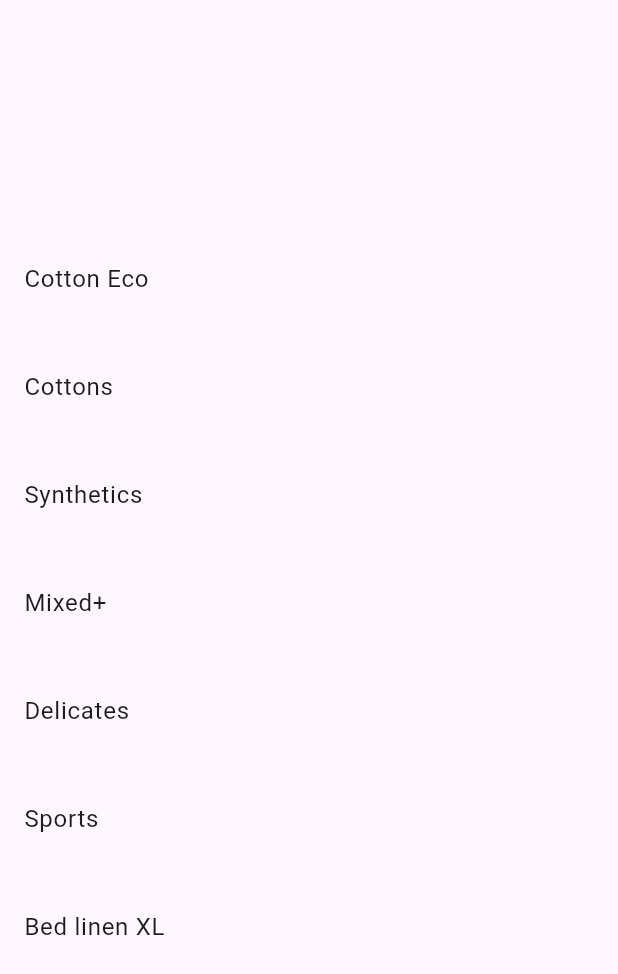
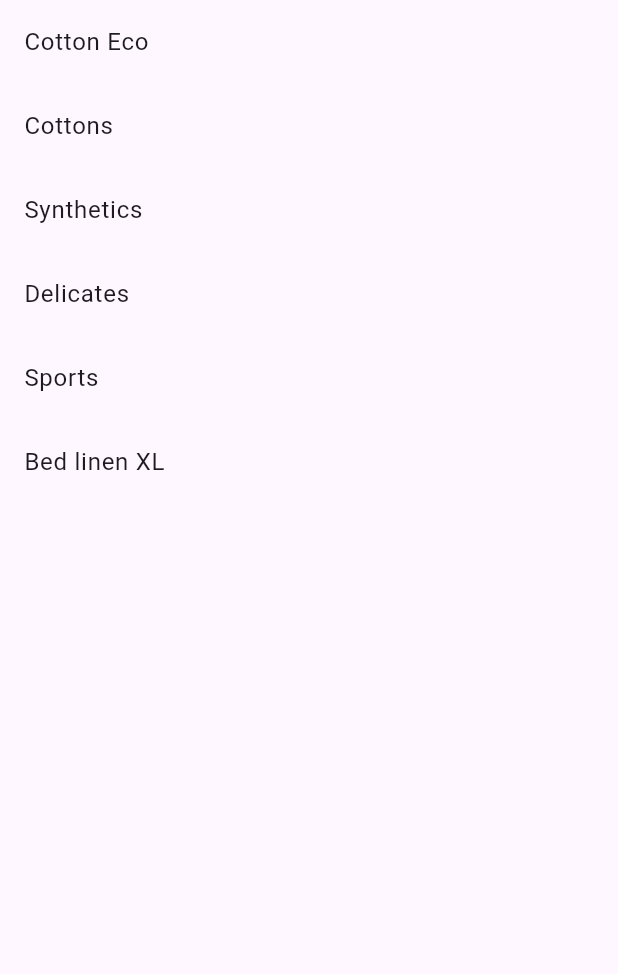
Before and after one commit to ChrysostomouNygren/electrolx, a Flutter app: the screen it shows after launch, on a phone screen of 412 x 824 dp. Shown: the top 974 px of the screen. Run offline on Flutter 3.47's test engine with Material 3 defaults, Android fonts, the phone set to English and light mode, and no system bars.

Commit message:
Changed out some widgets and made an array for the data

```diff
--- a/electrolux/lib/components/SelectableItem.dart
+++ b/electrolux/lib/components/SelectableItem.dart
@@ -20,6 +20,12 @@ bool isChecked = false;
   }
   @override
   Widget build(BuildContext context) {
-    return GestureDetector(onTap: (){_onCheck();}, child: ListTile(title: Text(widget.title), subtitle: isChecked ? Text(widget.subtitle) : const SizedBox.shrink(),));
+    return ListTile(
+      onTap: () {
+        _onCheck();
+      },
+      title: Text(widget.title),
+      subtitle: isChecked ? Text(widget.subtitle) : null,
+    );
   }
 }
--- a/electrolux/lib/main.dart
+++ b/electrolux/lib/main.dart
@@ -26,23 +26,23 @@ class MyHomePage extends StatefulWidget {
 
 class _MyHomePageState extends State<MyHomePage> {
 
+// add img-asset
+  List listItems = [
+    ['Cotton Eco', 'Cupboard-dries cottons with maximum energy saving'],
+    ['Cottons', '100% cotton fabrics'],
+    ['Synthetics', 'For a mix of mostly synthetics fabrics, like polyester, or polyamide.'],
+    ['Delicates', 'Viscose, rayon, acrylic, and other blends.'],
+    ['Sports', 'Athletic clothes made of synthetics like polyester, elastane, or polyamide.'],
+    ['Bed linen XL', 'Up to 2 single and 1 double sets of bedding.']
+  ];
+
   @override
   Widget build(BuildContext context) {
-    return const Scaffold(
+    return Scaffold(
       body: Center(
-        child: Column(
-          mainAxisAlignment: MainAxisAlignment.center,
-          children: <Widget>[
-            // TODO import strings from separate variable.
-            SelectableItem('Cotton Eco', 'Cupboard-dries cottons with maximum energy saving'),
-            SelectableItem('Cottons', '100% cotton fabrics'),
-            SelectableItem('Synthetics', 'For a mix of mostly synthetics fabrics, like polyester, or polyamide.'),
-            SelectableItem('Mixed+', "Cotton, cotton.synthetic blends, and synthetics that don't need ironing."),
-            SelectableItem('Delicates', 'Viscose, rayon, acrylic, and other blends.'),
-            SelectableItem('Sports', 'Athletic clothes made of synthetics like polyester, elastane, or polyamide.'),
-            SelectableItem('Bed linen XL', 'Up to 2 single and 1 double sets of bedding.'),
-          ],
-        ),
+        child: ListView.builder(itemCount: listItems.length, itemBuilder: (BuildContext context, int index){
+          return SelectableItem(listItems[index][0], listItems[index][1]);
+        })
       ),
 
     );
```
